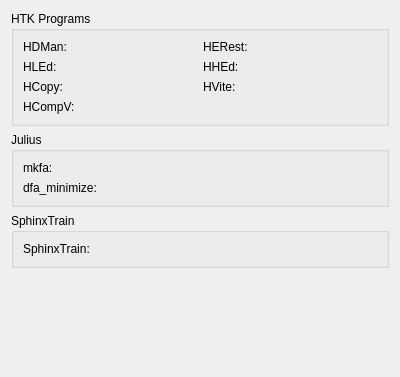
Qt form simonlib/speechmodelcompilation/config/externalprograms.ui (KDE/simon) before a commit.
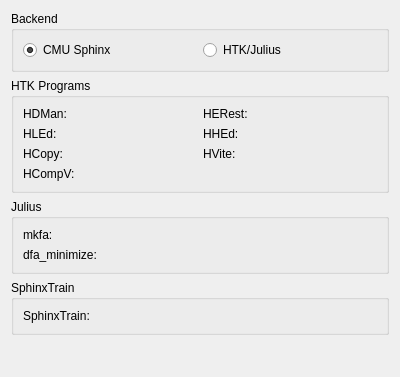
The same form after that commit. Custom widgets are drawn as their Qt base class.

Commit message: add configurable choise between backends in simond. start adding SPHINX support to sam & modeltest.

```diff
--- a/simonlib/speechmodelcompilation/config/externalprograms.ui
+++ b/simonlib/speechmodelcompilation/config/externalprograms.ui
@@ -14,6 +14,32 @@
    <string/>
   </property>
   <layout class="QVBoxLayout" name="verticalLayout_4">
+   <item>
+    <widget class="QGroupBox" name="groupBox_2">
+     <property name="title">
+      <string>Backend</string>
+     </property>
+     <layout class="QHBoxLayout" name="horizontalLayout_5">
+      <item>
+       <widget class="QRadioButton" name="kcfg_sphinx">
+        <property name="text">
+         <string>CMU Sphinx</string>
+        </property>
+        <property name="checked">
+         <bool>true</bool>
+        </property>
+       </widget>
+      </item>
+      <item>
+       <widget class="QRadioButton" name="kcfg_jhtk">
+        <property name="text">
+         <string>HTK/Julius</string>
+        </property>
+       </widget>
+      </item>
+     </layout>
+    </widget>
+   </item>
    <item>
     <widget class="QGroupBox" name="gbHTK">
      <property name="title">
```
Left out of the diff: 6 changed lines with no effect on the pictures. The commit also changes 9 other files.
